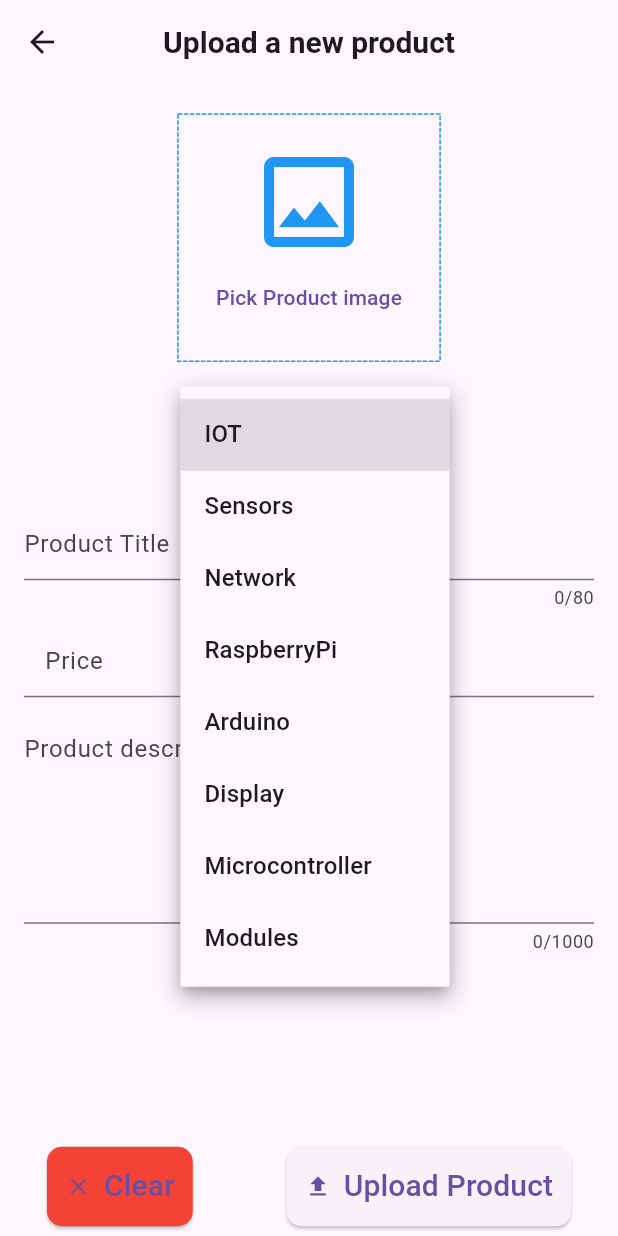
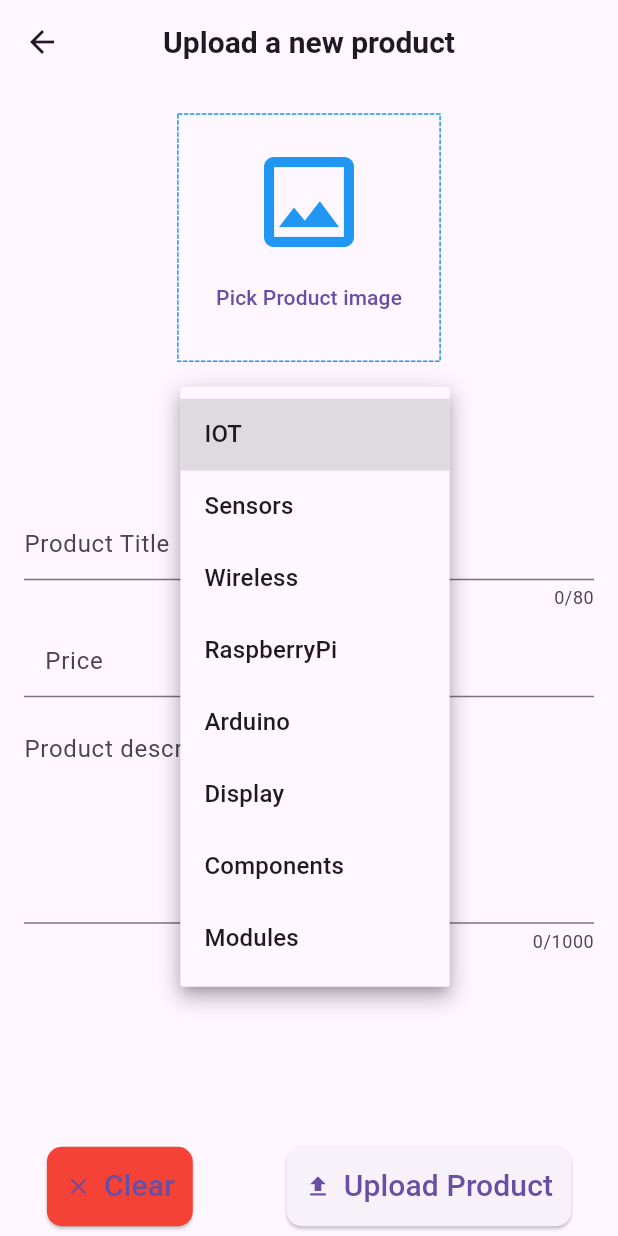
Before and after one commit to mohammadhirbawi/Admin-App, a Flutter app: the EditOrUploadProductScreen screen opened directly, after a tap on "Select Category", on a phone screen of 412 x 824 dp. Run offline on Flutter 3.47's test engine with Material 3 defaults, Android fonts, the phone set to English and light mode, and no system bars; drawn by our look-alikes of dotted_border; our stand-ins replace cloud_firestore, fancy_shimmer_image, firebase_core, firebase_storage, flutter_styled_toast, image_picker and 2 more; missing offline and left inert: dynamic_height_grid_view; accounts and stored records are empty.

Commit message:
Some Edits

```diff
--- a/lib/consts/app_constants.dart
+++ b/lib/consts/app_constants.dart
@@ -7,11 +7,11 @@ class AppConstants {
   static List<String> categoriesList = [
     'IOT',
     'Sensors',
-    'Network',
+    'Wireless',
     'RaspberryPi',
     'Arduino',
     'Display',
-    'Microcontroller',
+    'Components',
     'Modules',
   ];
 
--- a/lib/main.dart
+++ b/lib/main.dart
@@ -34,6 +34,7 @@ class MyApp extends StatelessWidget {
   Widget build(BuildContext context) {
     // final themeProvider = Provider.of<ThemeProvider>(context);
     return MaterialApp(
+      debugShowCheckedModeBanner: false,
       home: FutureBuilder(
           future: Firebase.initializeApp(),
           builder: (context, snapshot) {
```
Also changed, not shown: pubspec.lock.
